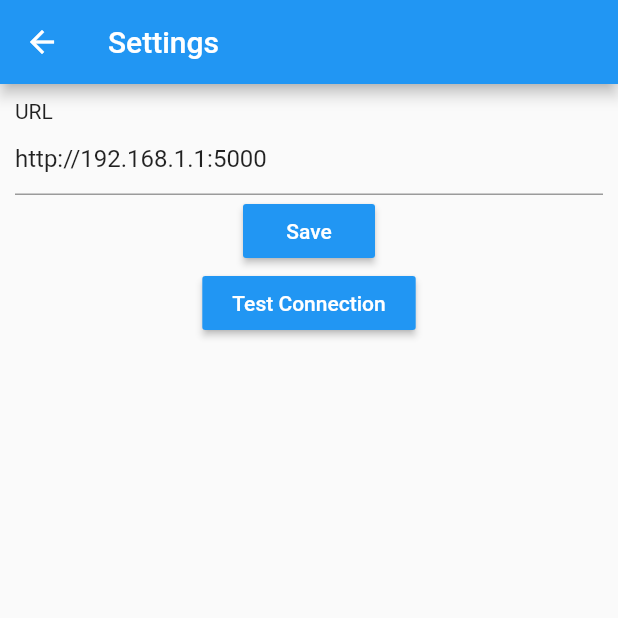
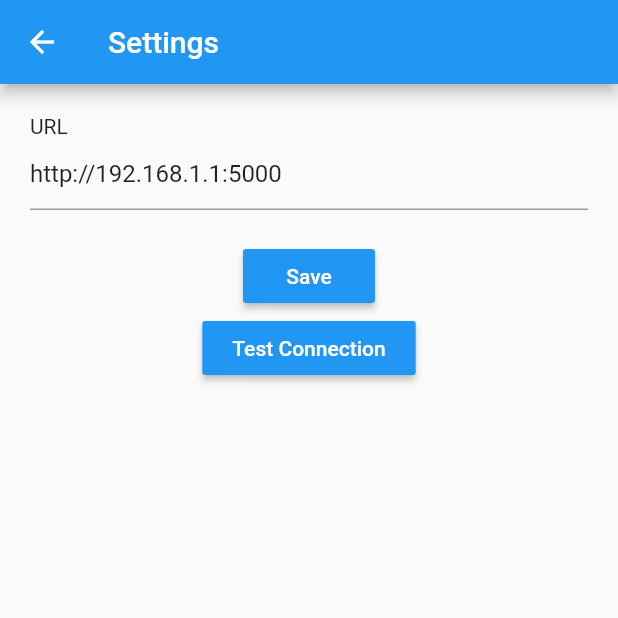
Before and after one commit to mohammedhashim44/Flutter-Flask-Login, a Flutter app: the SettingsScreen screen opened by its route, on a phone screen of 412 x 824 dp, the top half of it. Run offline on Flutter 3.47's test engine with Material 2 defaults, Android fonts, the light colour scheme and no system bars; our stand-ins replace bloc, dio, flutter_bloc, get_it, shared_preferences; accounts and stored records are empty; generated files the repository leaves out were written again.

Commit message:
Added more space to settings screen

```diff
--- a/flutter_app/lib/src/screens/settings_screen.dart
+++ b/flutter_app/lib/src/screens/settings_screen.dart
@@ -37,7 +37,10 @@ class SettingsScreenState extends State<SettingsScreen> {
         automaticallyImplyLeading: true,
       ),
       body: Container(
-        padding: const EdgeInsets.all(10.0),
+        padding: const EdgeInsets.symmetric(
+          horizontal: 20,
+          vertical: 20,
+        ),
         child: Form(
           key: formKey,
           child: Column(
@@ -61,6 +64,7 @@ class SettingsScreenState extends State<SettingsScreen> {
                   mainAxisAlignment: MainAxisAlignment.center,
                   crossAxisAlignment: CrossAxisAlignment.center,
                   children: [
+                    SizedBox(height: 20,),
                     _buildSaveButton(),
                     _buildTestConnectionButton(),
                   ],
```
